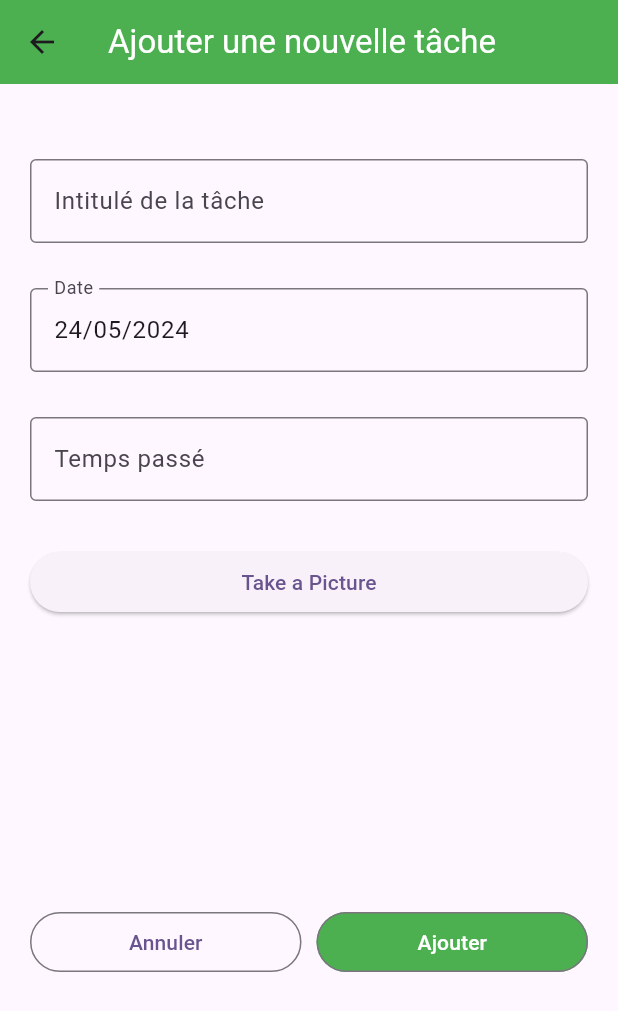
After one commit to NhiSty/Colibris, a Flutter app: the AddNewTaskScreen screen opened by its route, on a phone screen of 412 x 824 dp. The commit adds this screen. Shown: the top 1011 px of the screen. Run offline on Flutter 3.47's test engine with Material 3 defaults, Android fonts, the phone set to English and light mode, and no system bars; our stand-ins replace camera, flutter_dotenv; missing offline and left inert: time_range_picker.

Commit message:
Screen to add new task

```diff
--- /dev/null
+++ b/Front/lib/customWidget/date_picker.dart
@@ -0,0 +1,60 @@
+
+import 'package:flutter/material.dart';
+import 'package:intl/intl.dart';
+
+class DatePicker extends StatefulWidget {
+  const DatePicker({super.key});
+
+  @override
+  State<DatePicker> createState() => _DatePickerState();
+}
+
+class _DatePickerState extends State<DatePicker> {
+  TextEditingController dateInput = TextEditingController();
+
+  @override
+  void initState() {
+    var currentDate = DateTime.now();
+    dateInput.text = DateFormat('dd/MM/yyyy').format(currentDate);
+    super.initState();
+  }
+
+  @override
+  Widget build(BuildContext context) {
+    return Container(
+      margin: const EdgeInsets.only(top: 30),
+        //height: MediaQuery.of(context).size.width / 3,
+        child: Center(
+            child: TextField(
+              controller: dateInput,
+              //editing controller of this TextField
+              decoration: const InputDecoration(
+                  border: OutlineInputBorder(),
+                  labelText: "Date" //label text of field
+              ),
+              readOnly: true,
+              //set it true, so that user will not able to edit text
+              onTap: () async {
+                DateTime? pickedDate = await showDatePicker(
+                    context: context,
+                    initialDate: DateTime.now(),
+                    firstDate: DateTime(1950),
+                    //DateTime.now() - not to allow to choose before today.
+                    lastDate: DateTime(2100));
+
+                if (pickedDate != null) {
+                  print(
+                      pickedDate); //pickedDate output format => 2021-03-10 00:00:00.000
+                  String formattedDate =
+                  DateFormat('dd/MM/yyyy').format(pickedDate);
+                  print(
+                      formattedDate); //formatted date output using intl package =>  2021-03-16
+                  setState(() {
+                    dateInput.text =
+                        formattedDate; //set output date to TextField value.
+                  });
+                } else {}
+              },
+            )));
+  }
+}
--- /dev/null
+++ b/Front/lib/customWidget/photo_button.dart
@@ -0,0 +1,24 @@
+
+import 'package:flutter/material.dart';
+import 'package:camera/camera.dart';
+import 'package:front/screen/camera_screen.dart';
+
+class PhotoButton extends StatefulWidget {
+  const PhotoButton({super.key});
+
+  @override
+  State<PhotoButton> createState() => _PhotoButtonState();
+}
+
+class _PhotoButtonState extends State<PhotoButton> {
+  @override
+  Widget build(BuildContext context) {
+    return ElevatedButton(
+      onPressed: () async {
+        await availableCameras().then((value) => Navigator.push(context,
+            MaterialPageRoute(builder: (_) => CameraScreen(cameras: value))));
+      },
+      child: const Text("Take a Picture"),
+    );
+  }
+}
--- /dev/null
+++ b/Front/lib/customWidget/time_range_picker.dart
@@ -0,0 +1,77 @@
+
+import 'package:flutter/material.dart';
+import 'package:time_range_picker/time_range_picker.dart';
+
+class TimeRangePicker extends StatefulWidget {
+  const TimeRangePicker({super.key});
+
+  @override
+  State<TimeRangePicker> createState() => _TimeRangePickerState();
+}
+
+class _TimeRangePickerState extends State<TimeRangePicker> {
+  late TextEditingController _controller;
+  TimeRange? _selectedRange;
+
+  @override
+  void initState() {
+    super.initState();
+    _controller = TextEditingController();
+  }
+
+  @override
+  void dispose() {
+    _controller.dispose();
+    super.dispose();
+  }
+
+  void _onRangeSelected(TimeRange range) {
+    setState(() {
+      _selectedRange = range;
+      if (range != null) {
+        final dayInSeconds = const Duration(days: 1).inSeconds;
+        final durationEndTime = Duration(hours: range.endTime.hour, minutes: range.endTime.minute).inSeconds;
+        final durationStartTime = Duration(hours: range.startTime.hour, minutes: range.startTime.minute).inSeconds;
+        int totalDurationInSeconds;
+
+        if (durationEndTime - durationStartTime < 0) {
+          totalDurationInSeconds = (durationEndTime + dayInSeconds) - durationStartTime;
+        }
+        else {
+          totalDurationInSeconds = durationEndTime - durationStartTime;
+        }
+
+        var hours = '${(Duration(seconds: totalDurationInSeconds))}'.split('.')[0].split(':')[0];
+        var minutes = '${(Duration(seconds: totalDurationInSeconds))}'.split('.')[0].split(':')[1];
+
+        _controller.text = '$hours:$minutes';
+      } else {
+        _controller.text = '';
+      }
+    });
+  }
+
+
+  @override
+  Widget build(BuildContext context) {
+    return Container(
+      margin: const EdgeInsets.only(top: 30),
+      child: Center(
+        child: TextField(
+          controller: _controller,
+          readOnly: true, // Prevent manual editing
+          onTap: () async {
+            TimeRange result = await showTimeRangePicker(
+              context: context,
+            );
+            _onRangeSelected(result);
+          },
+          decoration: const InputDecoration(
+            border: OutlineInputBorder(),
+            labelText: 'Temps passé',
+          ),
+        ),
+      ),
+    );
+  }
+}
--- a/Front/lib/main.dart
+++ b/Front/lib/main.dart
@@ -1,5 +1,6 @@
 import 'package:flutter/material.dart';
 import 'package:flutter_dotenv/flutter_dotenv.dart';
+import 'package:front/screen/add_new_task_screen.dart';
 
 import 'auth/login.dart';
 import 'auth/register.dart';
@@ -25,9 +26,10 @@ class MyApp extends StatelessWidget {
       ),
       initialRoute: '/login',
       routes: {
-        '/login': (context) => LoginScreen(),
-        '/register': (context) => RegisterScreen(),
+        '/login': (context) => const LoginScreen(),
+        '/register': (context) => const RegisterScreen(),
         '/home': (context) => HomeScreen(),
+        '/add-new-task': (context) => const AddNewTaskScreen()
       },
       home: const MyHomePage(title: 'Flutter Demo Home Page'),
     );
--- /dev/null
+++ b/Front/lib/screen/add_new_task_screen.dart
@@ -0,0 +1,91 @@
+
+import 'package:flutter/cupertino.dart';
+import 'package:flutter/material.dart';
+import 'package:flutter/painting.dart';
+import 'package:flutter/widgets.dart';
+import 'package:front/customWidget/date_picker.dart';
+import 'package:front/customWidget/photo_button.dart';
+import 'package:front/customWidget/time_range_picker.dart';
+
+class AddNewTaskScreen extends StatefulWidget {
+  const AddNewTaskScreen({super.key});
+
+  @override
+  State<AddNewTaskScreen> createState() => _AddNewTaskScreenState();
+}
+
+class _AddNewTaskScreenState extends State<AddNewTaskScreen> {
+  @override
+  Widget build(BuildContext context) {
+    return SafeArea(
+        child: Scaffold(
+          appBar: AppBar(
+            backgroundColor: Colors.green,
+            title: const Text(
+              'Ajouter une nouvelle tâche',
+              style: TextStyle(
+                  color: Colors.white
+              ),
+            ),
+          ),
+          body: Container(
+            margin: const EdgeInsets.only(top: 50.0),
+            padding: const EdgeInsets.only(left: 20, right: 20),
+            child: Column(
+              crossAxisAlignment: CrossAxisAlignment.stretch,
+              children: [
+                const TextField(
+                  decoration: InputDecoration(
+                    border: OutlineInputBorder(),
+                    labelText: 'Intitulé de la tâche',
+                  ),
+                ),
+                const DatePicker(),
+                const TimeRangePicker(),
+                Container(
+                  margin: const EdgeInsets.only(top: 30),
+                  child: const PhotoButton(),
+                ),
+                Align(
+                  heightFactor: 5,
+                  alignment: Alignment.bottomCenter,
+                  child: Row(
+                    crossAxisAlignment: CrossAxisAlignment.center,
+                    children: [
+                      Expanded(
+                          child: OutlinedButton(
+                            onPressed: () {
+                              Navigator.pop(context);
+                            },
+                            child: const Text('Annuler'),
+                          )
+                      ),
+                      const SizedBox(
+                        width: 10,
+                      ),
+                      Expanded(
+                          child: OutlinedButton(
+                            style: const ButtonStyle(
+                              backgroundColor: WidgetStatePropertyAll(
+                                  Colors.green
+                              )
+                            ),
+                            onPressed: () {}, // TODO faire le submit du form
+                            child: const Text(
+                                'Ajouter',
+                              style: TextStyle(
+                                color: Colors.white
+                              ),
+                            ),
+                          )
+                      )
+                    ],
+                  ),
+                )
+              ],
+            ),
+          ),
+        )
+    );
+  }
+}
--- /dev/null
+++ b/Front/lib/screen/picture_preview_screen.dart
@@ -0,0 +1,24 @@
+
+import 'dart:io';
+
+import 'package:camera/camera.dart';
+import 'package:flutter/material.dart';
+
+class PicturePreview extends StatelessWidget {
+  const PicturePreview({super.key, required this.picture});
+
+  final XFile picture;
+
+  @override
+  Widget build(BuildContext context) {
+    return Scaffold(
+      body: Center(
+        child: Column(mainAxisSize: MainAxisSize.min, children: [
+          Image.file(File(picture.path), fit: BoxFit.cover, width: 250),
+          const SizedBox(height: 24),
+          Text(picture.name)
+        ]),
+      ),
+    );
+  }
+}
--- a/Front/pubspec.yaml
+++ b/Front/pubspec.yaml
@@ -37,6 +37,11 @@ dependencies:
   # The following adds the Cupertino Icons font to your application.
   # Use with the CupertinoIcons class for iOS style icons.
   cupertino_icons: ^1.0.6
+  intl: ^0.19.0
+  time_range_picker: ^2.3.0
+  camera: ^0.11.0
+  path_provider: ^2.1.3
+  path: ^1.9.0
 
 dev_dependencies:
   flutter_test:
```
Also changed, not shown: Front/lib/customWidget/custom_bottom_navigation_bar.dart (added, +61 -0 lines), Front/lib/home_screen.dart (+2 -46 lines), Front/lib/screen/camera_screen.dart (added, +127 -0 lines), Front/pubspec.lock, 1 other file.
